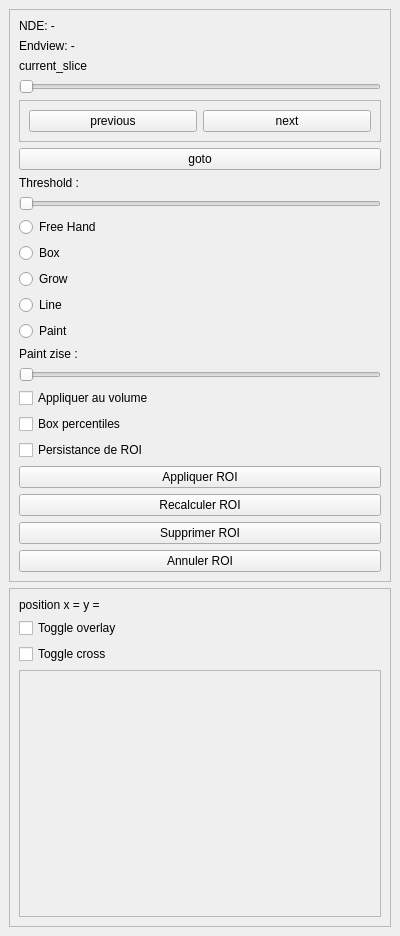
ostidepeignecul/segmentation-tool, file toolspanel.ui: the form before one commit.
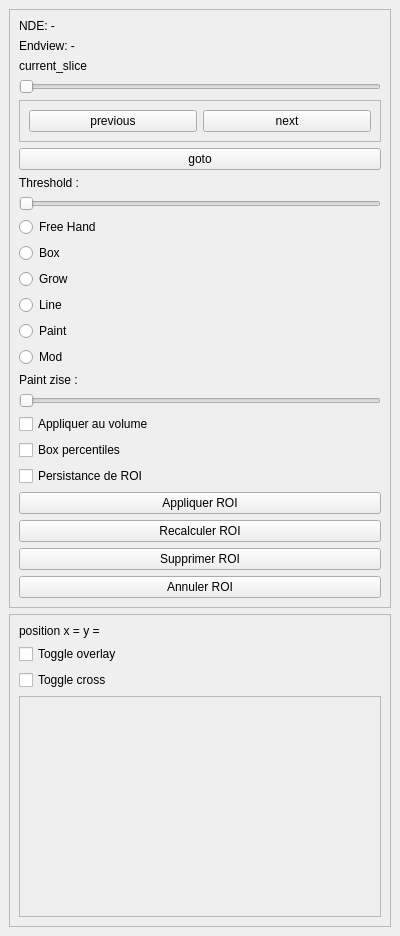
The form after the commit. Custom widgets are drawn as their Qt base class.

Diff of the .ui file:
```diff
--- a/toolspanel.ui
+++ b/toolspanel.ui
@@ -134,6 +134,13 @@
          </property>
         </widget>
        </item>
+       <item>
+        <widget class="QRadioButton" name="radioButton_6">
+         <property name="text">
+          <string>Mod</string>
+         </property>
+        </widget>
+       </item>
        <item>
         <widget class="QLabel" name="label_6">
          <property name="text">
@@ -253,7 +260,7 @@
             <x>0</x>
             <y>0</y>
             <width>356</width>
-            <height>95</height>
+            <height>104</height>
            </rect>
           </property>
           <property name="minimumSize">
```
